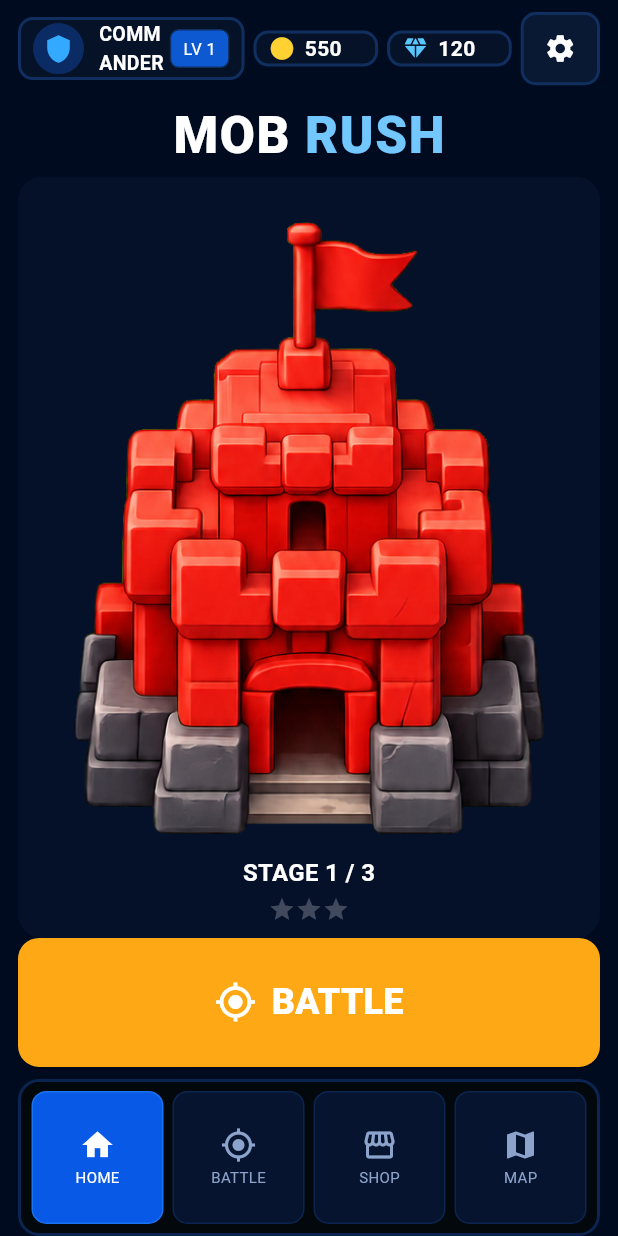
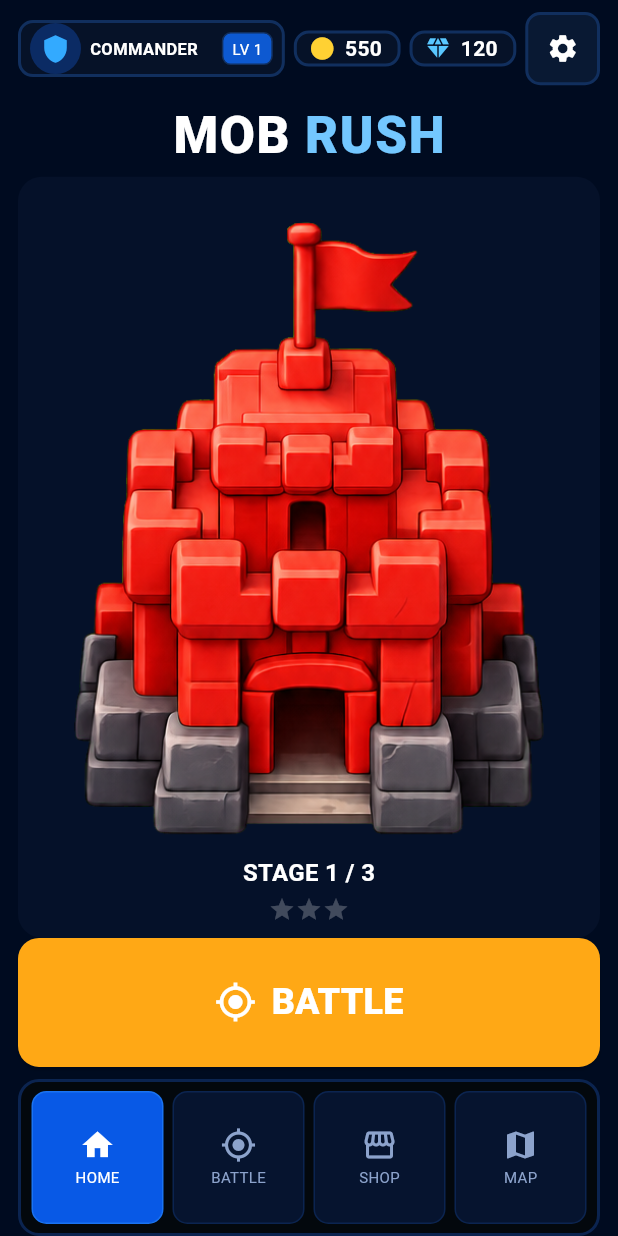
Before and after one commit to khalidgxg/mob-game-flutter, a Flutter app: the screen it shows after launch, on a phone screen of 412 x 824 dp. Run offline on Flutter 3.47's test engine with Material 3 defaults, Android fonts, the phone set to English and light mode, and no system bars; missing offline and left inert: flame.

Commit message:
Fix real user-reported bugs: clipped player name, black letterboxing
Home screen: "COMMANDER" was wrapping to three lines and getting
clipped in the player card ("COM/MAN/DER"). Single-line with fade
overflow, smaller font, and more width given to the card relative to
the currency chips.

Battle scene: the area outside the lane rendered as dead black
instead of any kind of horizon. BackgroundRenderer paints a simple
sky-to-ground gradient behind everything (priority -10, so it always
renders first) using no new art -- the bottom stop matches
GroundRenderer's own lane-fill color so the transition is seamless.
Confirmed against real user screenshots showing both issues.

Co-Authored-By: Claude Sonnet 5 <noreply@anthropic.com>
Claude-Session: https://claude.ai/code/session_01QnFCiv6qpE22A52FzSNZCh

```diff
--- a/apps/poc_battle/lib/home_screen.dart
+++ b/apps/poc_battle/lib/home_screen.dart
@@ -76,38 +76,44 @@ class _HomeScreenState extends State<HomeScreen> {
     return Row(
       children: [
         Expanded(
-          flex: 40,
+          flex: 50,
           child: _framedPanel(
             color: _chipDark,
             border: _headerBorder,
             child: Row(
               children: [
-                const SizedBox(width: 8),
+                const SizedBox(width: 6),
                 _squareIcon(Icons.shield, const Color(0xFF33AAFF), const Color(0xFF0B2B64)),
-                const SizedBox(width: 10),
+                const SizedBox(width: 6),
                 const Expanded(
-                  child: Text('COMMANDER',
-                      style: TextStyle(color: Colors.white, fontWeight: FontWeight.bold, fontSize: 13)),
+                  child: Text(
+                    'COMMANDER',
+                    maxLines: 1,
+                    softWrap: false,
+                    overflow: TextOverflow.fade,
+                    style: TextStyle(color: Colors.white, fontWeight: FontWeight.bold, fontSize: 11),
+                  ),
                 ),
+                const SizedBox(width: 4),
                 Container(
-                  margin: const EdgeInsets.only(right: 8),
-                  padding: const EdgeInsets.symmetric(horizontal: 8, vertical: 4),
+                  margin: const EdgeInsets.only(right: 6),
+                  padding: const EdgeInsets.symmetric(horizontal: 6, vertical: 3),
                   decoration: BoxDecoration(
                     color: const Color(0xFF0D59D1),
                     borderRadius: BorderRadius.circular(6),
                     border: Border.all(color: _headerBorder),
                   ),
                   child: Text('LV ${_profile.playerLevel}',
-                      style: const TextStyle(color: Colors.white, fontSize: 11)),
+                      style: const TextStyle(color: Colors.white, fontSize: 10)),
                 ),
               ],
             ),
           ),
         ),
         const SizedBox(width: 6),
-        Expanded(flex: 22, child: _currencyChip(_profile.currency.toString(), _gold, Icons.circle)),
+        Expanded(flex: 20, child: _currencyChip(_profile.currency.toString(), _gold, Icons.circle)),
         const SizedBox(width: 6),
-        Expanded(flex: 22, child: _currencyChip(_profile.gems.toString(), _diamond, Icons.diamond)),
+        Expanded(flex: 20, child: _currencyChip(_profile.gems.toString(), _diamond, Icons.diamond)),
         const SizedBox(width: 6),
         Expanded(
           flex: 14,
--- a/apps/poc_battle/lib/stage1_game.dart
+++ b/apps/poc_battle/lib/stage1_game.dart
@@ -6,6 +6,7 @@ import 'package:flame/game.dart';
 import 'package:mobrush_data/mobrush_data.dart';
 import 'package:mobrush_sim/mobrush_sim.dart';
 
+import 'background_renderer.dart';
 import 'battle_scene_renderer.dart';
 import 'ground_renderer.dart';
 import 'iso.dart';
@@ -130,6 +131,7 @@ class Stage1Game extends FlameGame with TapCallbacks, DragCallbacks {
       ),
     );
 
+    add(BackgroundRenderer(size: size));
     add(GroundRenderer(projection: projection, origin: origin, laneHalf: Mob.laneHalf));
     scene = BattleSceneRenderer(
       round: round,
```
Also changed, not shown: apps/poc_battle/lib/background_renderer.dart (added, +34 -0 lines).
